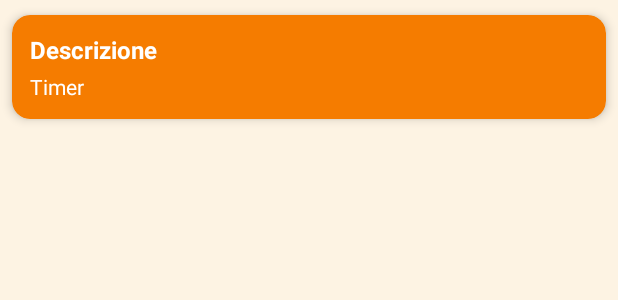
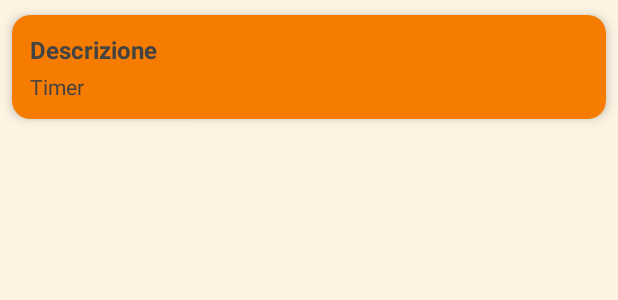
Before and after one commit to andymeneguzzo/RecipeManager, an Android app: the layout item_step.xml on its own in the app's theme, with its tools: preview values and no code run, on a phone screen of 412 x 824 dp. Shown: the top 300 px of the screen. Run offline under Robolectric (Android 15) with nearby library versions, the phone set to English and light mode, and no system bars; Roboto replaces fonts that are not available here.

Commit message:
step ui changes

```diff
--- a/app/src/main/res/layout/item_step.xml
+++ b/app/src/main/res/layout/item_step.xml
@@ -8,7 +8,7 @@
     app:cardCornerRadius="12dp"
     app:cardUseCompatPadding="true"
     android:layout_marginBottom="8dp"
-    app:cardBackgroundColor="@color/steps"
+    app:cardBackgroundColor="?attr/colorSecondary"
     app:cardElevation="4dp">
 
     <LinearLayout
@@ -22,7 +22,7 @@
             android:id="@+id/tvStepDescription"
             android:layout_width="match_parent"
             android:layout_height="wrap_content"
-            android:textColor="@color/white"
+            android:textColor="?attr/android:textColorPrimary"
             android:textSize="16sp"
             android:textStyle="bold"
             android:layout_marginBottom="4dp"
@@ -32,7 +32,7 @@
             android:id="@+id/tvStepTimer"
             android:layout_width="wrap_content"
             android:layout_height="wrap_content"
-            android:textColor="@color/white"
+            android:textColor="?attr/android:textColorPrimary"
             android:textSize="14sp"
             android:text="Timer"/>
     </LinearLayout>
```
